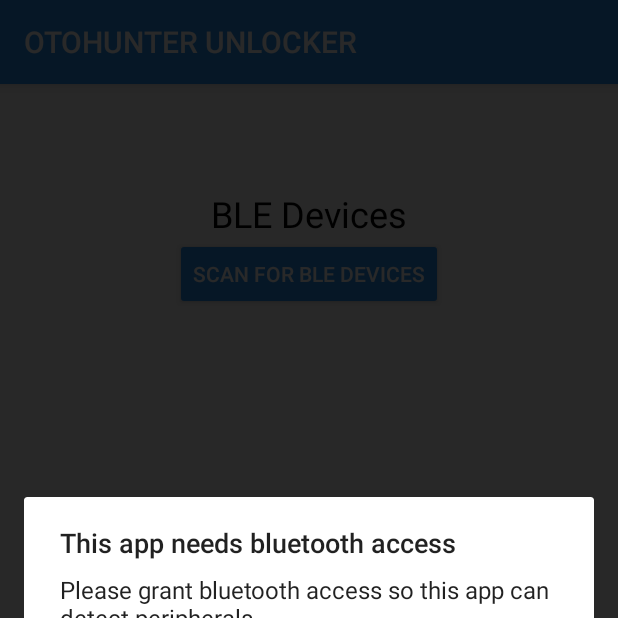
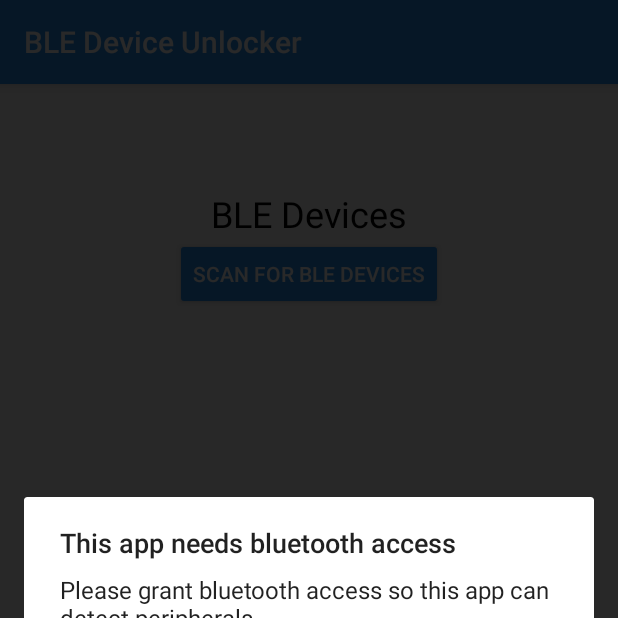
Before and after one commit to tyc222/BLE-Scanner, an Android app: the screen it shows after launch (MainActivity), on a phone screen of 412 x 824 dp, the top half of it. Run offline under Robolectric (Android 15) with nearby library versions, the phone set to English and light mode, and no system bars.

Commit message:
Add files via upload

```diff
--- a/app/src/main/java/com/example/ble_scanner_test_app/MainActivity.java
+++ b/app/src/main/java/com/example/ble_scanner_test_app/MainActivity.java
@@ -21,7 +21,7 @@ public class MainActivity extends AppCompatActivity {
         setContentView(R.layout.activity_main);
 
         // Set Activity Title
-        setTitle("OTOHUNTER UNLOCKER");
+        setTitle("BLE Device Unlocker");
 
         mViewPager = findViewById(R.id.container);
 
--- a/app/src/main/res/values/strings.xml
+++ b/app/src/main/res/values/strings.xml
@@ -1,3 +1,3 @@
 <resources>
-    <string name="app_name">BLE_Scanner_Test_App</string>
+    <string name="app_name">BLE_Scanner</string>
 </resources>
--- a/build.gradle
+++ b/build.gradle
@@ -12,7 +12,7 @@ buildscript {
         classpath 'com.android.tools.build:gradle:3.3.2'
         classpath 'com.google.gms:google-services:4.0.1'
         // Add dependency
-        classpath 'io.fabric.tools:gradle:1.26.1'
+        classpath 'io.fabric.tools:gradle:1.28.1'
         // NOTE: Do not place your application dependencies here; they belong
         // in the individual module build.gradle files
     }
```
Also changed, not shown: 21 other files.
